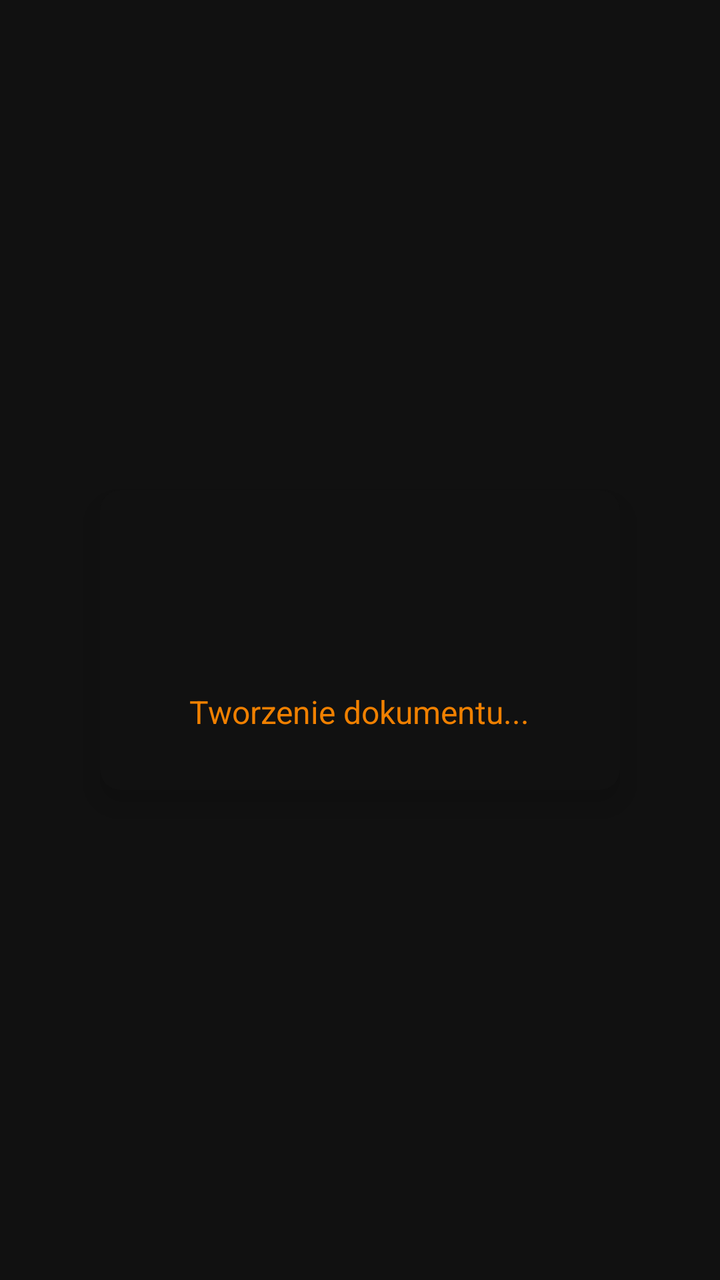
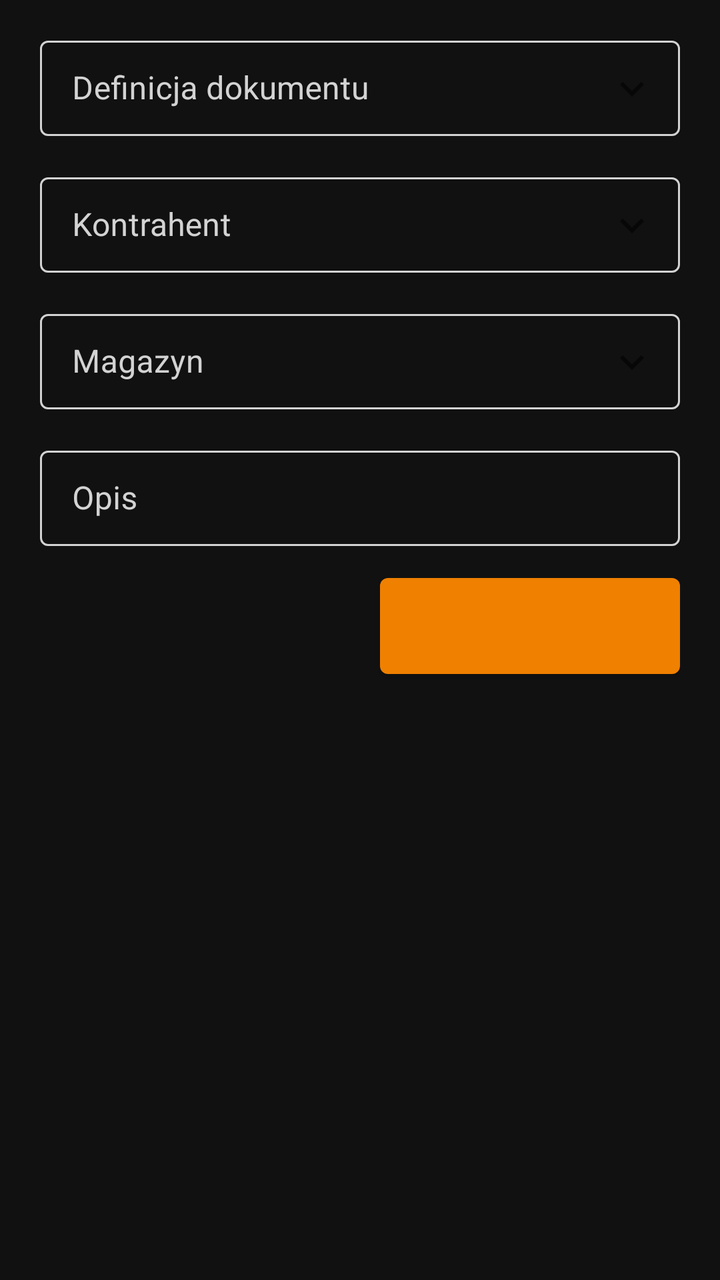

An Android layout rendered at two revisions. The XML below is the earlier revision; the diff shows what the commit changed to produce the second picture.
<!-- AndroidManifest.xml: application theme Theme.GDEMobile -->
<!-- res/layout/fragment_document_details.xml -->
<?xml version="1.0" encoding="utf-8"?>
<layout xmlns:android="http://schemas.android.com/apk/res/android"
    xmlns:app="http://schemas.android.com/apk/res-auto"
    xmlns:tools="http://schemas.android.com/tools">

    <data>

        <variable
            name="document"
            type="com.example.gdemobile.models.Document" />
    </data>

    <FrameLayout
        android:layout_width="match_parent"
        android:layout_height="match_parent"
        tools:context=".ui.fragments.DocumentDetailsFragment"
        android:background="@color/darkGray">

        
        <LinearLayout
            android:id="@+id/succeslayout"
            android:layout_width="match_parent"
            android:layout_height="match_parent"
            android:layout_marginLeft="20dp"
            android:layout_marginTop="15dp"
            android:visibility="gone"
            android:layout_marginRight="20dp"
            android:orientation="vertical">

            <com.google.android.material.textfield.TextInputLayout
                android:id="@+id/dokdef_textfield"
                style="@style/CustomTextInputStyle"
                android:layout_width="match_parent"
                android:layout_height="wrap_content"
                app:endIconDrawable="@drawable/baseline_expand_more_24"
                app:endIconMode="custom"
                android:hint="Definicja dokumentu">

                <com.google.android.material.textfield.TextInputEditText
                    android:id="@+id/dokdef_edittext"
                    android:layout_width="match_parent"
                    android:layout_height="wrap_content"
                    style="@style/CustomEditTextStyle"
                    android:editable="false"
                    android:singleLine="true"
                    android:focusableInTouchMode="false"
                    android:text="@{document.definition.symbol}"/>

            </com.google.android.material.textfield.TextInputLayout>

            <com.google.android.material.textfield.TextInputLayout
                android:id="@+id/contractor_textfield"
                style="@style/CustomTextInputStyle"
                android:layout_width="match_parent"
                android:layout_height="wrap_content"
                android:layout_marginTop="15dp"
                android:hint="Kontrahent"
                app:endIconDrawable="@drawable/baseline_expand_more_24"
                app:endIconMode="custom">

                <com.google.android.material.textfield.TextInputEditText
                    android:id="@+id/contractor_edittext"
                    style="@style/CustomEditTextStyle"
                    android:layout_width="match_parent"
                    android:layout_height="wrap_content"
                    android:editable="false"
                    android:singleLine="true"
                    android:focusableInTouchMode="false"
                    android:text="@{document.contractor.code}" />

            </com.google.android.material.textfield.TextInputLayout>
            <com.google.android.material.textfield.TextInputLayout
                android:id="@+id/warehouse_textfield"
                style="@style/CustomTextInputStyle"
                android:layout_width="match_parent"
                android:layout_height="wrap_content"
                android:layout_marginTop="15dp"
                android:hint="Magazyn"
                app:endIconDrawable="@drawable/baseline_expand_more_24"
                app:endIconMode="custom">

                <com.google.android.material.textfield.TextInputEditText
                    android:id="@+id/warehouse_edittext"
                    style="@style/CustomEditTextStyle"
                    android:layout_width="match_parent"
                    android:layout_height="wrap_content"
                    android:editable="false"
                    android:singleLine="true"
                    android:focusableInTouchMode="false"
                    android:text="@{document.warehouse.code}" />

            </com.google.android.material.textfield.TextInputLayout>

            <com.google.android.material.textfield.TextInputLayout
                style="@style/CustomTextInputStyle"
                android:layout_width="match_parent"
                android:layout_height="wrap_content"
                android:layout_marginTop="15dp"
                android:hint="Opis">

                <com.google.android.material.textfield.TextInputEditText
                    android:id="@+id/descibe_textfield"
                    style="@style/CustomEditTextStyle"
                    android:layout_width="match_parent"
                    android:layout_height="wrap_content" />
            </com.google.android.material.textfield.TextInputLayout>

            <com.google.android.material.button.MaterialButton
                android:id="@+id/next_button"
                android:layout_width="150dp"
                android:layout_height="60dp"
                android:layout_marginTop="10dp"
                android:layout_gravity="end"/>

        </LinearLayout>

        
        <LinearLayout
            android:id="@+id/loadinglayout"
            android:layout_width="match_parent"
            android:layout_height="match_parent"
            android:visibility="visible">
            <com.google.android.material.card.MaterialCardView
                android:layout_width="match_parent"
                android:layout_height="150dp"
                android:layout_gravity="center"
                android:layout_marginRight="50dp"
                android:layout_marginLeft="50dp"
                app:cardBackgroundColor="@color/darkGray"
                app:cardElevation="10dp"
                app:cardCornerRadius="10dp">
                <LinearLayout
                    android:layout_width="match_parent"
                    android:layout_height="match_parent"
                    android:orientation="vertical">
                <ProgressBar
                    android:layout_width="40dp"
                    android:layout_height="40dp"
                    android:layout_gravity="center"
                    android:indeterminateTint="@color/orange"
                    android:layout_marginTop="40dp"/>
                <TextView
                    android:layout_width="wrap_content"
                    android:layout_height="wrap_content"
                    android:layout_gravity="center"
                    android:layout_marginTop="20dp"
                    android:textSize="16sp"
                    android:textColor="@color/orange"
                    android:text="Tworzenie dokumentu..."/>


                </LinearLayout>
            </com.google.android.material.card.MaterialCardView>
        </LinearLayout>

    </FrameLayout>
</layout>
<!-- resources referenced by this layout -->
<resources>
  <color name="darkGray">#111111</color>
  <color name="orange">#F08000</color>
  <!-- drawable baseline_expand_more_24 (drawable) -->
  <vector android:height="24dp" android:tint="@color/lightGray"
      android:viewportHeight="24" android:viewportWidth="24"
      android:width="24dp" xmlns:android="http://schemas.android.com/apk/res/android">
      <path android:fillColor="@android:color/white" android:pathData="M16.59,8.59L12,13.17 7.41,8.59 6,10l6,6 6,-6z"/>
  </vector>
  <style name="CustomEditTextStyle" parent="ThemeOverlay.Material3.TextInputEditText">
          <item name="android:textColor">@color/lightGray</item>
      </style>
  <style name="CustomTextInputStyle" parent="Widget.MaterialComponents.TextInputLayout.OutlinedBox.Dense">
          <item name="boxStrokeColor">@color/color_stroke_conf_fragment</item>
          <item name="android:textColorHint">@color/lightGray</item>
      </style>
  <style name="Theme.GDEMobile" parent="Theme.MaterialComponents.Light.NoActionBar">
          
          <item name="colorPrimary">@color/orange</item>
          <item name="colorPrimaryVariant">@color/orange</item>
          <item name="colorOnPrimary">@color/darkGray</item>
          <item name="android:windowDisablePreview">true</item>
          <item name="android:windowIsTranslucent">true</item>
          
          <item name="colorSecondary">@color/darkGray</item>
          <item name="colorSecondaryVariant">@color/darkGray</item>
          <item name="colorOnSecondary">@color/lightGray</item>
          
          <item name="android:statusBarColor">#111111</item>
          
      </style>
  <color name="lightGray">#D3D3D3</color>
</resources>

<!-- the commit's change to res/layout/fragment_document_details.xml (unified diff, before → after) -->
@@ -23,7 +23,7 @@
             android:layout_height="match_parent"
             android:layout_marginLeft="20dp"
             android:layout_marginTop="15dp"
-            android:visibility="gone"
+            android:visibility="visible"
             android:layout_marginRight="20dp"
             android:orientation="vertical">
 
@@ -119,7 +119,7 @@
             android:id="@+id/loadinglayout"
             android:layout_width="match_parent"
             android:layout_height="match_parent"
-            android:visibility="visible">
+            android:visibility="gone">
             <com.google.android.material.card.MaterialCardView
                 android:layout_width="match_parent"
                 android:layout_height="150dp"
